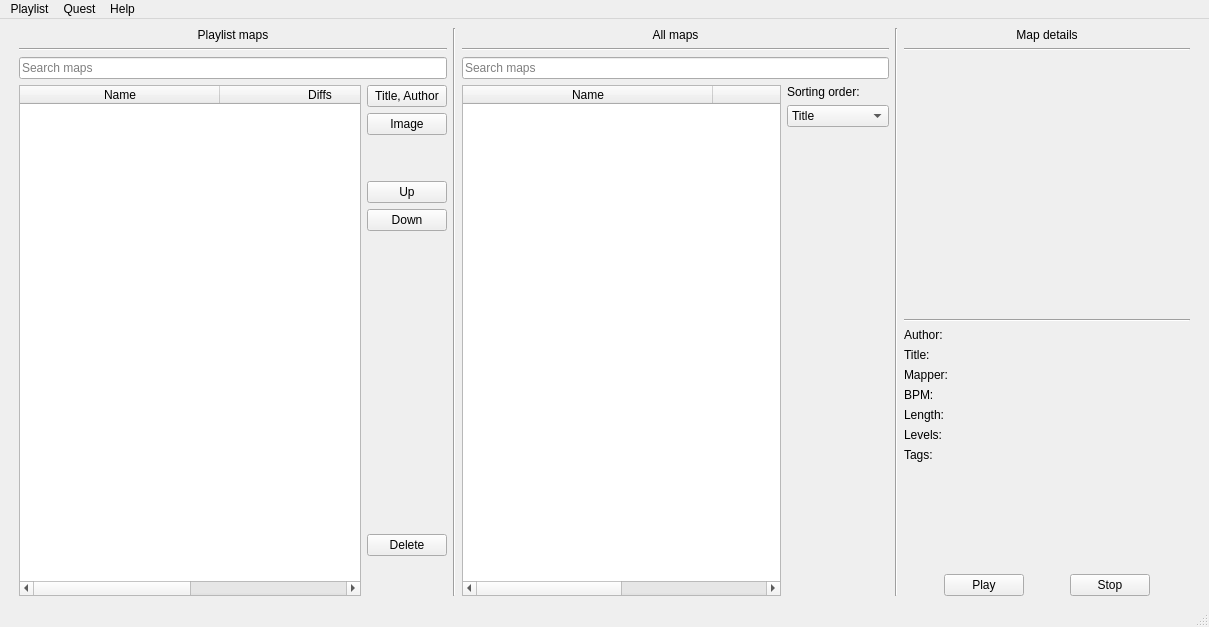
First picture: the form in ui/main.ui, repository Unvire/Quest3-beatsaber-playlist-manager, before the edit.
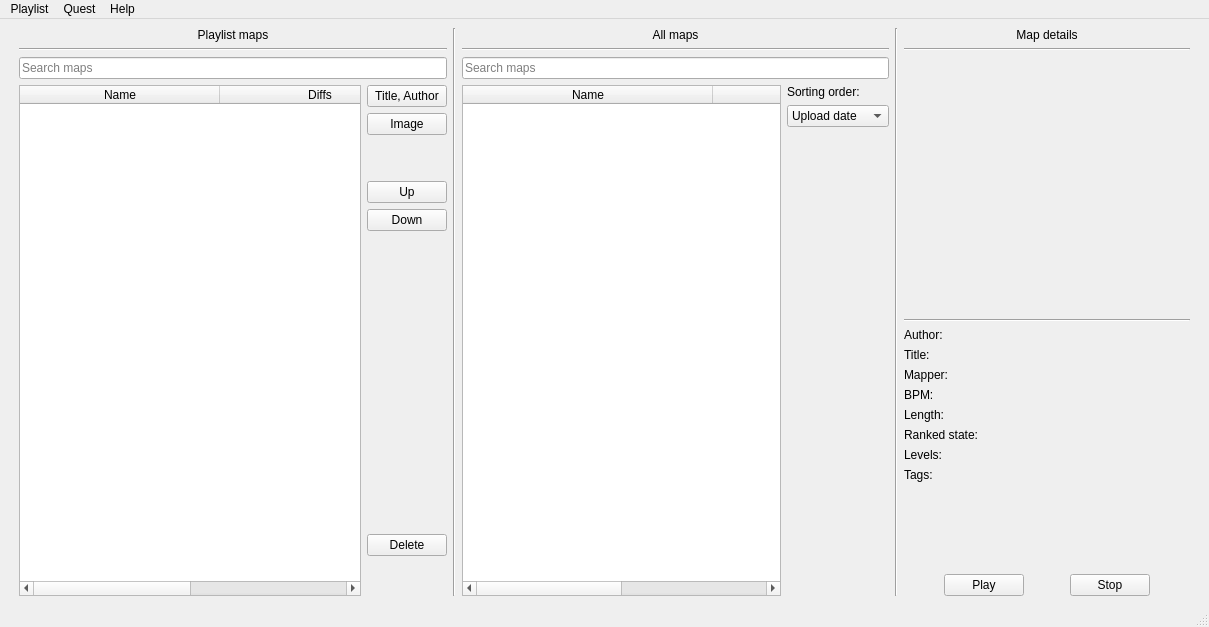
Second picture: the form after the edit.

Commit message: adds sorting all maps logic

```diff
--- a/ui/main.ui
+++ b/ui/main.ui
@@ -280,6 +280,11 @@
             </item>
             <item>
              <widget class="QComboBox" name="sortAllMapsComboBox">
+              <item>
+               <property name="text">
+                <string>Upload date</string>
+               </property>
+              </item>
               <item>
                <property name="text">
                 <string>Title</string>
@@ -339,7 +344,7 @@
        </widget>
       </item>
       <item>
-       <layout class="QVBoxLayout" name="verticalLayout_2" stretch="0,0,0,0,0,0,0,0,0,0,0,0,0">
+       <layout class="QVBoxLayout" name="verticalLayout_2" stretch="0,0,0,0,0,0,0,0,0,0,0,0,0,0">
         <item>
          <widget class="QLabel" name="mapDetailsLabel">
           <property name="text">
@@ -427,6 +432,13 @@
           </property>
          </widget>
         </item>
+        <item>
+         <widget class="QLabel" name="songRankedStateLabel">
+          <property name="text">
+           <string>Ranked state:</string>
+          </property>
+         </widget>
+        </item>
         <item>
          <widget class="QLabel" name="diffsLabel">
           <property name="text">
```
The commit also changes 2 other files.
